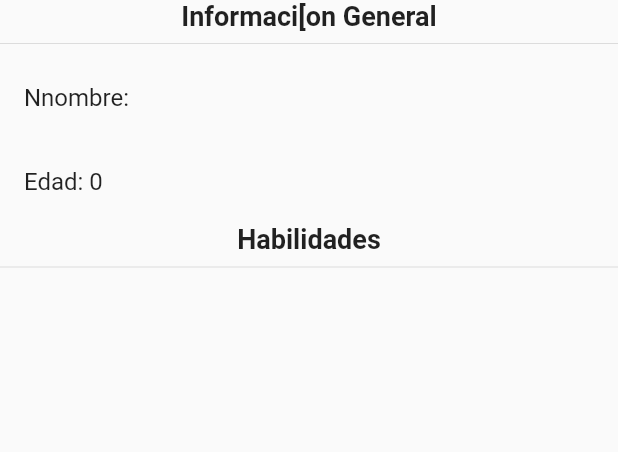
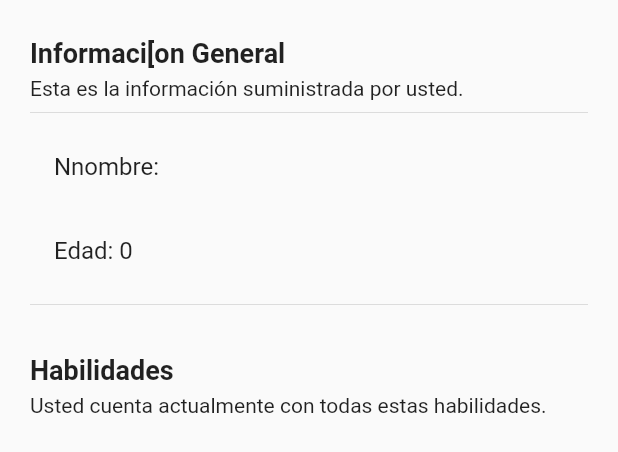
Before and after one commit to Yokaleis/Manejo-de-Estados---Flutter, a Flutter app: the InformacionUsuario widget shown alone on an empty page, opened directly with empty values, on a phone screen of 412 x 824 dp. Shown: the top 452 px of the screen. Run offline on Flutter 3.47's test engine with Material 2 defaults, Android fonts, the light colour scheme and no system bars; our stand-ins replace bloc, flutter_bloc.

Commit message:
Cambios en homePage

```diff
--- a/lib/pages/home_page.dart
+++ b/lib/pages/home_page.dart
@@ -49,9 +49,11 @@ class InformacionUsuario extends StatelessWidget {
   @override
   Widget build(BuildContext context) {
     return Container(
+      margin: EdgeInsets.symmetric(horizontal: 20, vertical: 25),
       height: double.infinity,
       width: double.infinity,
       child: Column(
+        crossAxisAlignment: CrossAxisAlignment.start,
         children: [
           Text('Informaci[on General',
           style:  TextStyle(
@@ -59,7 +61,8 @@ class InformacionUsuario extends StatelessWidget {
             fontWeight: FontWeight.bold,
           ),
           ),
-
+          SizedBox(height: 5,),
+          Text('Esta es la información suministrada por usted.'),
           Divider(),
 
           ListTile(
@@ -68,16 +71,16 @@ class InformacionUsuario extends StatelessWidget {
           ListTile(
             title: Text('Edad: ${ usuario.edad }'),
           ),
-
+          Divider(),
+          SizedBox(height: 25,),
           Text('Habilidades',
           style:  TextStyle(
             fontSize: 18,
             fontWeight: FontWeight.bold,
           ),
           ),
-
-          Divider(),
-
+          SizedBox(height: 5,),
+          Text('Usted cuenta actualmente con todas estas habilidades.'),
           ...usuario.habilidades.map(
             (habilidades) => ListTile( title: Text(habilidades)) ).toList()
         ],
```
